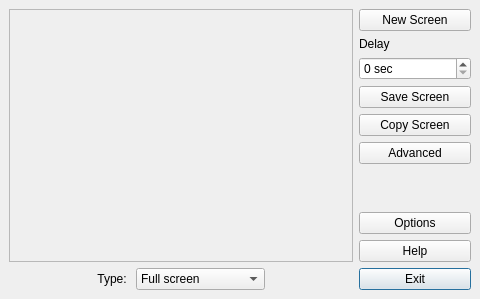
Before: the Qt Designer form src/ui/mainwindow.ui in lxqt/screengrab, drawn with Qt 5.
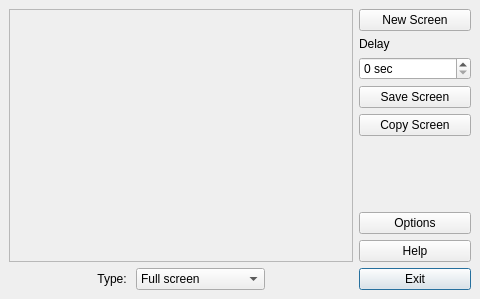
After: the same form once the commit is applied.

Commit message: Made "Upload" and "Edit" in as two buttons instead "Advanced" button. close #29

Patch:
```diff
--- a/src/ui/mainwindow.ui
+++ b/src/ui/mainwindow.ui
@@ -255,25 +255,6 @@
           </property>
          </widget>
         </item>
-        <item>
-         <widget class="QPushButton" name="butAdvanced">
-          <property name="sizePolicy">
-           <sizepolicy hsizetype="Preferred" vsizetype="Fixed">
-            <horstretch>0</horstretch>
-            <verstretch>0</verstretch>
-           </sizepolicy>
-          </property>
-          <property name="minimumSize">
-           <size>
-            <width>112</width>
-            <height>0</height>
-           </size>
-          </property>
-          <property name="text">
-           <string>Advanced</string>
-          </property>
-         </widget>
-        </item>
         <item>
          <spacer name="verticalSpacer">
           <property name="orientation">
```
The commit also changes 4 other files.
